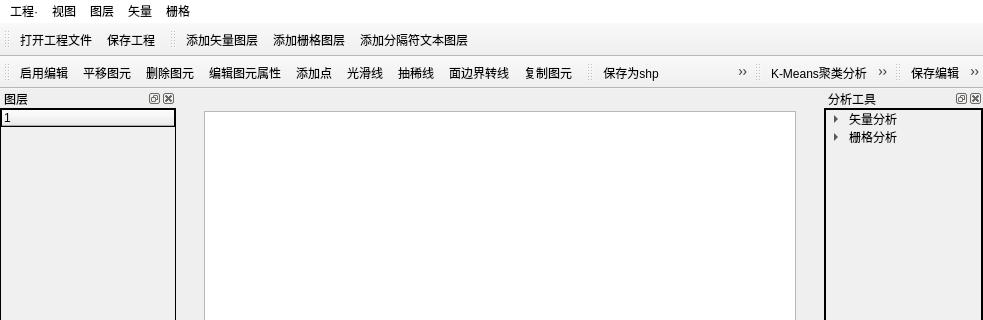
Old version of the form SearchJourney/MainWidget.ui in the repository clydesanchez/SearchJourney; both pictures show x 0 to 983 and y 0 to 320 of the 983 by 765 pixel window.
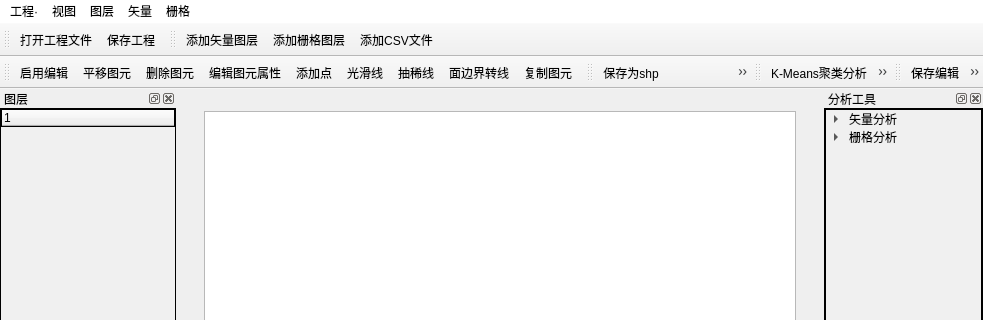
New version of the form. Icons and pictures are not drawn. Custom widgets are drawn as their Qt base class.

Commit message: 修改ui名称

```diff
--- a/SearchJourney/MainWidget.ui
+++ b/SearchJourney/MainWidget.ui
@@ -472,7 +472,7 @@
      <normaloff>:/icon/openCSV.png</normaloff>:/icon/openCSV.png</iconset>
    </property>
    <property name="text">
-    <string>添加分隔符文本图层</string>
+    <string>添加CSV文件</string>
    </property>
   </action>
   <action name="ctrlKMeansAction">
```
Left out of the diff: 9 changed lines with no effect on the pictures. The commit also changes 1 other file.
